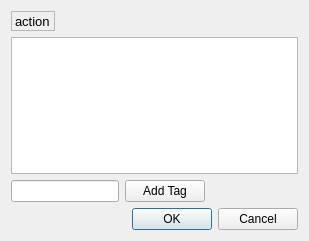
Qt form src/fontaction.ui (fontmatrix/fontmatrix) before a commit.
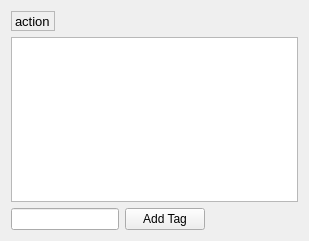
The same form after that commit.

Commit message: *typotek divers

Patch:
```diff
--- a/src/fontaction.ui
+++ b/src/fontaction.ui
@@ -81,13 +81,6 @@
        </item>
       </layout>
      </item>
-     <item>
-      <widget class="QDialogButtonBox" name="buttonBox" >
-       <property name="standardButtons" >
-        <set>QDialogButtonBox::Cancel|QDialogButtonBox::NoButton|QDialogButtonBox::Ok</set>
-       </property>
-      </widget>
-     </item>
     </layout>
    </item>
   </layout>
```
Left out of the diff: 1 changed line with no effect on the pictures. The commit also changes 1 other file.
